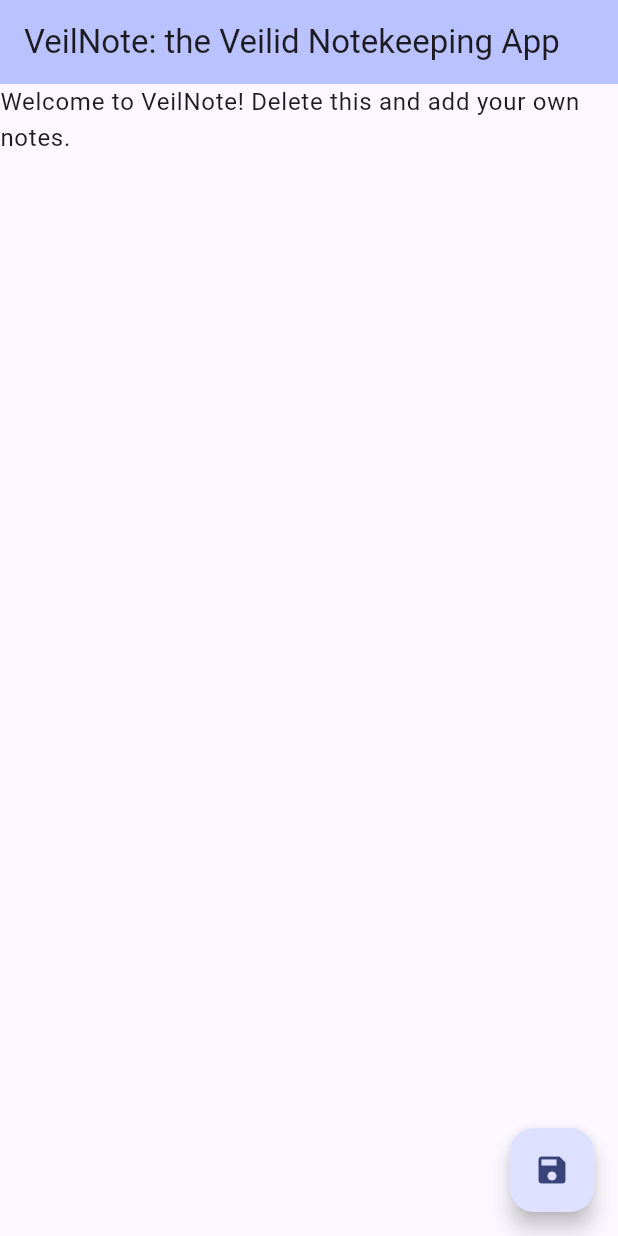
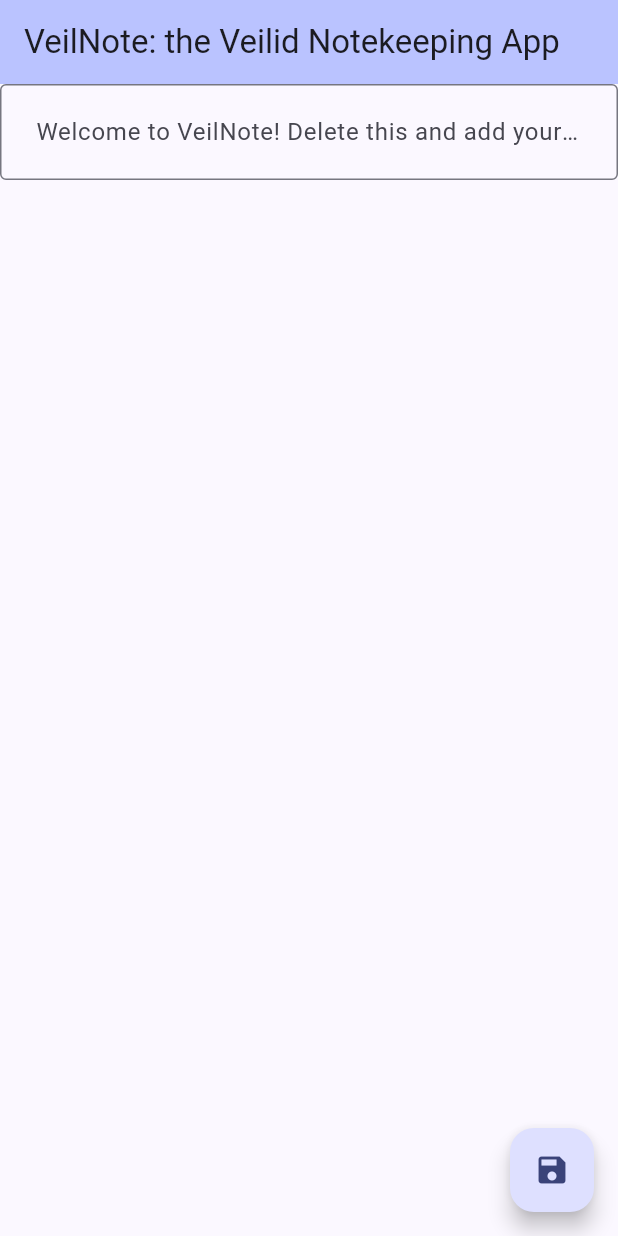
Before and after one commit to sempf/veilnote, a Flutter app: the screen it shows after launch, after a tap on the "save" icon, on a phone screen of 412 x 824 dp. Run offline on Flutter 3.47's test engine with Material 3 defaults, Android fonts, the light colour scheme and no system bars.

Commit message:
Made a TextArea!  W00t!

```diff
--- a/lib/main.dart
+++ b/lib/main.dart
@@ -13,21 +13,6 @@ class NoteWindow extends StatelessWidget {
     return MaterialApp(
       title: 'VeilNote',
       theme: ThemeData(
-        // This is the theme of your application.
-        //
-        // TRY THIS: Try running your application with "flutter run". You'll see
-        // the application has a blue toolbar. Then, without quitting the app,
-        // try changing the seedColor in the colorScheme below to Colors.green
-        // and then invoke "hot reload" (save your changes or press the "hot
-        // reload" button in a Flutter-supported IDE, or press "r" if you used
-        // the command line to start the app).
-        //
-        // Notice that the counter didn't reset back to zero; the application
-        // state is not lost during the reload. To reset the state, use hot
-        // restart instead.
-        //
-        // This works for code too, not just values: Most code changes can be
-        // tested with just a hot reload.
         colorScheme: ColorScheme.fromSeed(seedColor: Colors.indigoAccent),
         useMaterial3: true,
       ),
@@ -39,15 +24,6 @@ class NoteWindow extends StatelessWidget {
 class MyHomePage extends StatefulWidget {
   const MyHomePage({super.key, required this.title});
 
-  // This widget is the home page of your application. It is stateful, meaning
-  // that it has a State object (defined below) that contains fields that affect
-  // how it looks.
-
-  // This class is the configuration for the state. It holds the values (in this
-  // case the title) provided by the parent (in this case the App widget) and
-  // used by the build method of the State. Fields in a Widget subclass are
-  // always marked "final".
-
   final String title;
 
   @override
@@ -56,23 +32,11 @@ class MyHomePage extends StatefulWidget {
 
 class _MyHomePageState extends State<MyHomePage> {
   void _saveText() {
-    setState(() {
-      // This call to setState tells the Flutter framework that something has
-      // changed in this State, which causes it to rerun the build method below
-      // so that the display can reflect the updated values. If we changed
-      // _counter without calling setState(), then the build method would not be
-      // called again, and so nothing would appear to happen.
-    });
+    setState(() {});
   }
 
   @override
   Widget build(BuildContext context) {
-    // This method is rerun every time setState is called, for instance as done
-    // by the _incrementCounter method above.
-    //
-    // The Flutter framework has been optimized to make rerunning build methods
-    // fast, so that you can just rebuild anything that needs updating rather
-    // than having to individually change instances of widgets.
     return Scaffold(
       appBar: AppBar(
         // TRY THIS: Try changing the color here to a specific color (to
@@ -103,9 +67,13 @@ class _MyHomePageState extends State<MyHomePage> {
           mainAxisAlignment: MainAxisAlignment.start,
           crossAxisAlignment: CrossAxisAlignment.start,
           children: <Widget>[
-
-            Text(
-              'Welcome to VeilNote! Delete this and add your own notes.',
+            TextField(
+              decoration: const InputDecoration(
+                border: OutlineInputBorder(),
+                contentPadding: EdgeInsets.all(20.0),
+                hintText:
+                    'Welcome to VeilNote! Delete this and add your own note.',
+              ),
               style: Theme.of(context).textTheme.bodyLarge,
             ),
           ],
```
